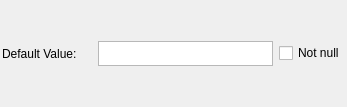
Old version of the form libpgmodeler_ui/ui/columnwidget.ui in the repository pgmodeler/pgmodeler.
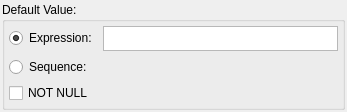
New version of the form.

Commit message: Added support to assign a sequence as default value of a column. The sequence will be converted to "nextval('seqname'::regclass) and the validation process will check if the sequence is correctly referenced by the table that owns the column (isse #437)

Diff of the .ui file:
```diff
--- a/libpgmodeler_ui/ui/columnwidget.ui
+++ b/libpgmodeler_ui/ui/columnwidget.ui
@@ -7,7 +7,7 @@
     <x>0</x>
     <y>0</y>
     <width>347</width>
-    <height>107</height>
+    <height>112</height>
    </rect>
   </property>
   <property name="windowTitle">
@@ -29,39 +29,25 @@
    <property name="spacing">
     <number>6</number>
    </property>
-   <item row="0" column="0">
-    <widget class="QLabel" name="def_value_lbl">
-     <property name="minimumSize">
-      <size>
-       <width>90</width>
-       <height>0</height>
-      </size>
-     </property>
-     <property name="maximumSize">
-      <size>
-       <width>75</width>
-       <height>16777215</height>
-      </size>
-     </property>
-     <property name="text">
+   <item row="0" column="0" colspan="2">
+    <widget class="QGroupBox" name="default_value_grp">
+     <property name="title">
       <string>Default Value:</string>
      </property>
-    </widget>
-   </item>
-   <item row="0" column="3">
-    <widget class="QCheckBox" name="notnull_chk">
-     <property name="sizePolicy">
-      <sizepolicy hsizetype="Fixed" vsizetype="Fixed">
-       <horstretch>0</horstretch>
-       <verstretch>0</verstretch>
-      </sizepolicy>
-     </property>
-     <property name="text">
-      <string>Not null</string>
-     </property>
-    </widget>
-   </item>
-   <item row="0" column="1" colspan="2">
+     <layout class="QGridLayout" name="gridLayout">
+      <property name="leftMargin">
+       <number>4</number>
+      </property>
+      <property name="topMargin">
+       <number>4</number>
+      </property>
+      <property name="rightMargin">
+       <number>4</number>
+      </property>
+      <property name="bottomMargin">
+       <number>4</number>
+      </property>
+      <item row="0" column="1">
     <widget class="QTextEdit" name="def_value_txt">
      <property name="maximumSize">
       <size>
@@ -98,6 +84,39 @@
      </property>
     </widget>
    </item>
+      <item row="0" column="0">
+       <widget class="QRadioButton" name="expression_rb">
+        <property name="text">
+         <string>Expression:</string>
+        </property>
+        <property name="checked">
+         <bool>true</bool>
+        </property>
+       </widget>
+      </item>
+      <item row="2" column="0" colspan="2">
+       <widget class="QCheckBox" name="notnull_chk">
+        <property name="sizePolicy">
+         <sizepolicy hsizetype="Fixed" vsizetype="Fixed">
+          <horstretch>0</horstretch>
+          <verstretch>0</verstretch>
+         </sizepolicy>
+        </property>
+        <property name="text">
+         <string>NOT NULL</string>
+        </property>
+       </widget>
+      </item>
+      <item row="1" column="0">
+       <widget class="QRadioButton" name="sequence_rb">
+        <property name="text">
+         <string>Sequence:</string>
+        </property>
+       </widget>
+      </item>
+     </layout>
+    </widget>
+   </item>
   </layout>
  </widget>
  <tabstops>
```
Left out of the diff: 2 changed lines with no effect on the pictures. Lines whose indentation alone changed are shown as unchanged. The commit also changes 13 other files.
